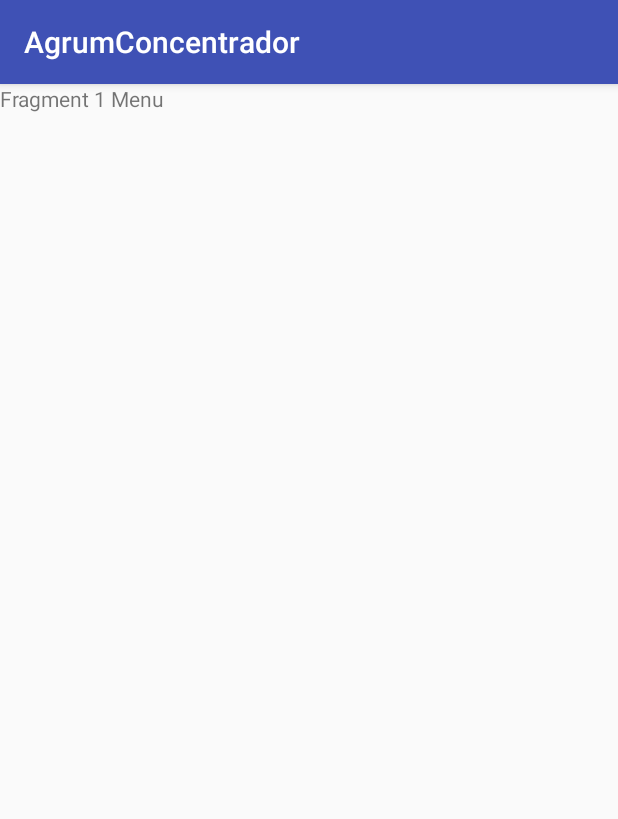
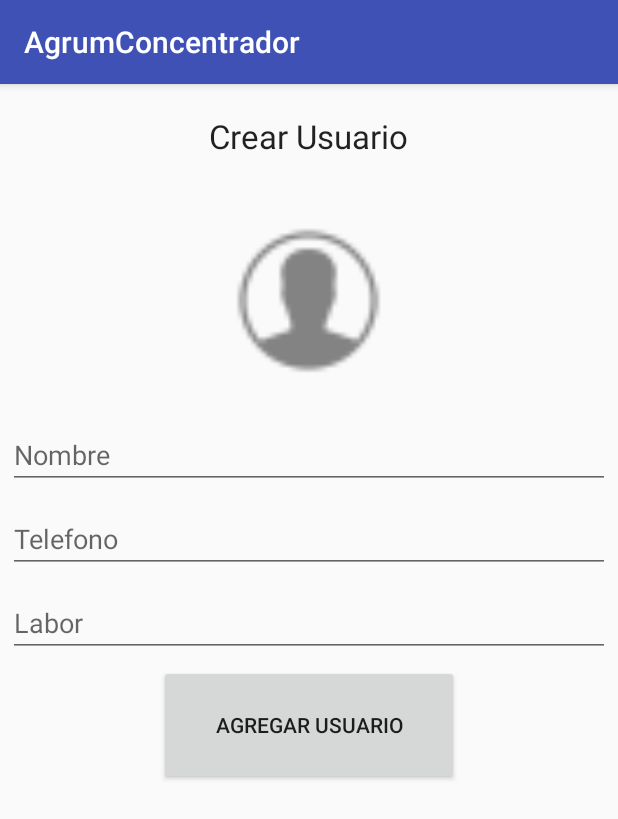
Before and after one commit to diegoochoac/AgrumConcentrador, an Android app: the fragment MenuFragment1 placed in its activity, on a phone screen of 412 x 824 dp. Shown: the top 819 px of the screen. Run offline under Robolectric (Android 15) with nearby library versions, the phone set to English and light mode, and no system bars; 2 statements that could not run were skipped.

Commit message:
base de datos 2

```diff
--- a/app/src/main/java/com/concentrador/agrum/agrumconcentrador/MainActivity.java
+++ b/app/src/main/java/com/concentrador/agrum/agrumconcentrador/MainActivity.java
@@ -42,9 +42,9 @@ public class MainActivity extends AppCompatActivity {
 
         //Layout que carga los tabs fragment
         TabLayout tabLayout = (TabLayout) findViewById(R.id.tab_layout);
-        tabLayout.addTab(tabLayout.newTab().setText("Tab 1"));
-        tabLayout.addTab(tabLayout.newTab().setText("Tab 2"));
-        tabLayout.addTab(tabLayout.newTab().setText("Tab 3"));
+        tabLayout.addTab(tabLayout.newTab().setText(R.string.tab1));
+        tabLayout.addTab(tabLayout.newTab().setText(R.string.tab2));
+        tabLayout.addTab(tabLayout.newTab().setText(R.string.tab3));
         tabLayout.setTabGravity(TabLayout.GRAVITY_FILL);
 
         final ViewPager viewPager = (ViewPager) findViewById(R.id.pager);
--- a/app/src/main/java/com/concentrador/agrum/agrumconcentrador/fragments/MenuFragment1.java
+++ b/app/src/main/java/com/concentrador/agrum/agrumconcentrador/fragments/MenuFragment1.java
@@ -2,13 +2,22 @@ package com.concentrador.agrum.agrumconcentrador.fragments;
 
 import android.os.Bundle;
 import android.support.v4.app.Fragment;
+import android.util.Log;
 import android.view.LayoutInflater;
 import android.view.View;
 import android.view.ViewGroup;
+import android.widget.Button;
+import android.widget.EditText;
+import android.widget.ImageView;
+import android.widget.Toast;
 
 import com.concentrador.agrum.agrumconcentrador.R;
 
-public class MenuFragment1 extends Fragment {
+public class MenuFragment1 extends Fragment implements View.OnClickListener {
+
+    private EditText nombre, telefono, labor;
+    private ImageView foto;
+    private Button Btnagregar;
 
     public MenuFragment1() {
         // Required empty public constructor
@@ -18,6 +27,28 @@ public class MenuFragment1 extends Fragment {
     public View onCreateView(LayoutInflater inflater, ViewGroup container,
                              Bundle savedInstanceState) {
         // Inflate the layout for this fragment
-        return inflater.inflate(R.layout.menu_fragment1, container, false);
+        View rootview = inflater.inflate(R.layout.menu_fragment1, container, false);
+        inicializarComponentes(rootview);
+        return rootview;
+    }
+
+    private void inicializarComponentes(final View view) {
+        nombre = (EditText)view.findViewById(R.id.cmpNombre);
+        telefono = (EditText)view.findViewById(R.id.cmpTelefono);
+        labor = (EditText)view.findViewById(R.id.cmpLabor);
+        foto = (ImageView)view.findViewById(R.id.imageView);
+
+        Btnagregar= (Button)view.findViewById(R.id.btnAgregar);
+    }
+
+
+    @Override
+    public void onClick(View view) {
+        Log.i("MenuFragment1", "onClick");
+        if(view == Btnagregar){
+            String mesg = String.format("%s Se ha presionado Boton");
+            Toast.makeText(view.getContext(),mesg, Toast.LENGTH_SHORT).show();
+        }
+
     }
 }
--- a/app/src/main/res/layout/menu_fragment1.xml
+++ b/app/src/main/res/layout/menu_fragment1.xml
@@ -5,9 +5,69 @@
     android:layout_height="match_parent"
     tools:context=".fragments.MenuFragment1">
 
-    <TextView
+    <ScrollView
         android:layout_width="match_parent"
         android:layout_height="match_parent"
-        android:text="@string/fragment1" />
+        android:id="@+id/scrollView" >
+
+        <LinearLayout
+            android:orientation="vertical"
+            android:layout_width="match_parent"
+            android:layout_height="match_parent">
+
+            <TextView
+                android:layout_width="wrap_content"
+                android:layout_height="wrap_content"
+                android:textAppearance="?android:attr/textAppearanceLarge"
+                android:text="Crear Usuario"
+                android:id="@+id/textView2"
+                android:layout_gravity="center_horizontal"
+                android:layout_marginTop="20dp" />
+
+            <ImageView
+                android:layout_width="150dp"
+                android:layout_height="150dp"
+                android:id="@+id/imageView"
+                android:layout_gravity="center_horizontal"
+                android:layout_marginTop="20dp"
+                android:src="@drawable/ic_user" />
+
+            <EditText
+                android:layout_width="match_parent"
+                android:layout_height="wrap_content"
+                android:inputType="textPersonName"
+                android:ems="10"
+                android:id="@+id/cmpNombre"
+                android:layout_gravity="center_horizontal"
+                android:layout_marginTop="20dp"
+                android:hint="Nombre"
+                android:layout_margin="5dp" />
+
+            <EditText
+                android:layout_width="match_parent"
+                android:layout_height="wrap_content"
+                android:inputType="phone"
+                android:ems="10"
+                android:id="@+id/cmpTelefono"
+                android:layout_gravity="center_horizontal"
+                android:hint="Telefono"
+                android:layout_margin="5dp" />
+
+            <EditText
+                android:layout_width="match_parent"
+                android:layout_height="wrap_content"
+                android:id="@+id/cmpLabor"
+                android:layout_gravity="center_horizontal"
+                android:hint="Labor"
+                android:layout_margin="5dp" />
+
+            <Button
+                android:layout_width="200dp"
+                android:layout_height="80dp"
+                android:text="Agregar Usuario"
+                android:id="@+id/btnAgregar"
+                android:layout_gravity="center_horizontal" />
+        </LinearLayout>
+    </ScrollView>
 
 </FrameLayout>
--- a/app/src/main/res/values/styles.xml
+++ b/app/src/main/res/values/styles.xml
@@ -7,7 +7,7 @@
         <!--   darker variant for the status bar and contextual app bars -->
         <item name="colorPrimaryDark">#303F9F</item>
         <!--   theme UI controls like checkboxes and text fields -->
-        <item name="colorAccent">#FF4081</item>
+        <item name="colorAccent">#220090</item>
 
 
     </style>
```
Also changed, not shown: app/src/main/java/com/concentrador/agrum/agrumconcentrador/database/DatabaseHelper.java (+26 -8 lines), app/src/main/java/com/concentrador/agrum/agrumconcentrador/database/Terreno.java (added, +104 -0 lines), app/src/main/res/values/strings.xml (+8 -5 lines), app/src/main/res/drawable-hdpi/ic_user.png (added), app/src/main/res/drawable-mdpi/ic_user.png (added), app/src/main/res/drawable-xhdpi/ic_user.png (added), app/src/main/res/drawable-xxhdpi/ic_user.png (added).
